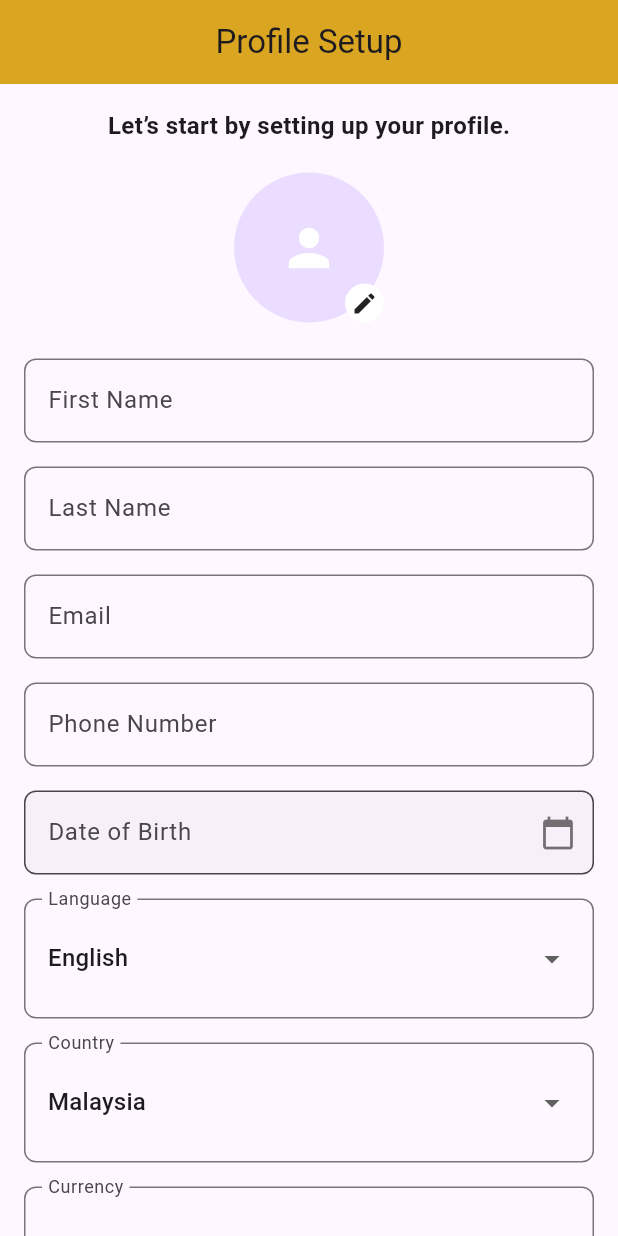
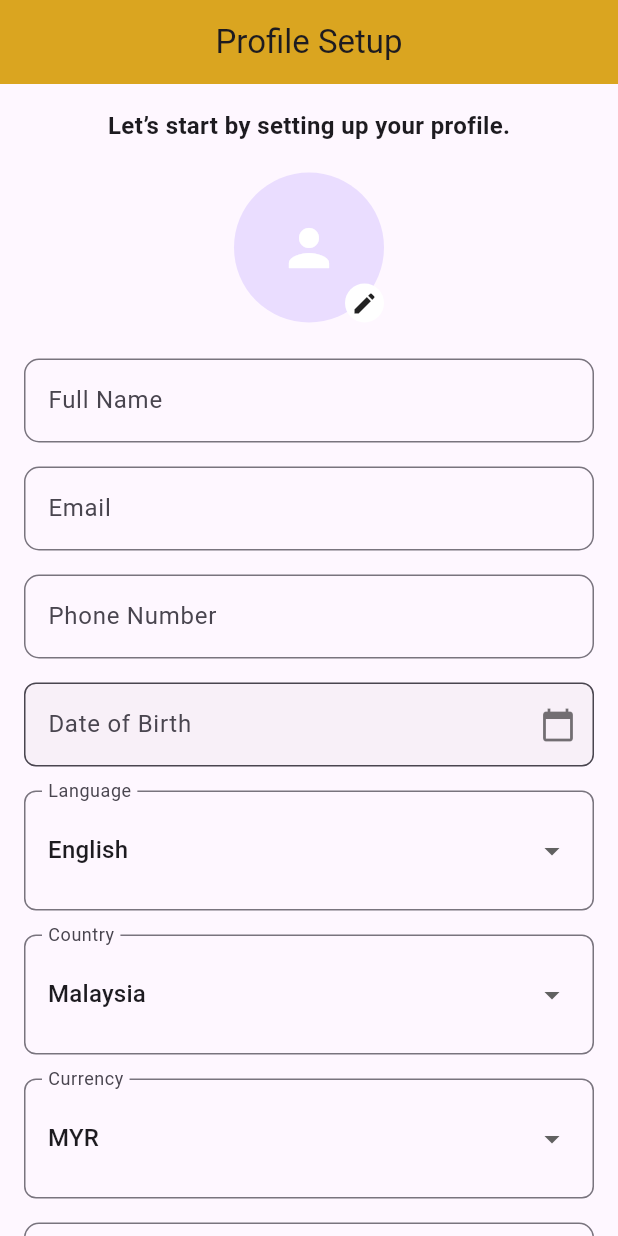
Before and after one commit to luciuswilbert/expenseApp, a Flutter app: the ProfileSetupPage screen opened directly, on a phone screen of 412 x 824 dp. Run offline on Flutter 3.47's test engine with Material 3 defaults, Android fonts, the light colour scheme and no system bars; our stand-ins replace carousel_slider, cloud_firestore, firebase_auth, firebase_core, firebase_storage, google_sign_in and 1 more; accounts and stored records are empty; network calls fail.

Commit message:
Profile Updating DONEEEE

```diff
--- a/lib/pages/login_register/profile_setup_page.dart
+++ b/lib/pages/login_register/profile_setup_page.dart
@@ -38,8 +38,7 @@
   File? _selectedImage;
   String? _googlePhotoUrl;
 
-  final TextEditingController _firstNameController = TextEditingController();
-  final TextEditingController _lastNameController = TextEditingController();
+  final TextEditingController _fullNameController = TextEditingController();
   final TextEditingController _emailController = TextEditingController();
   final TextEditingController _phoneController = TextEditingController();
   final TextEditingController _dobController = TextEditingController();
@@ -57,16 +56,13 @@
     final user = FirebaseAuth.instance.currentUser;
     if (user != null) {
       _emailController.text = user.email ?? '';
-      final nameParts = (user.displayName ?? '').split(' ');
-      _firstNameController.text = nameParts.isNotEmpty ? nameParts.first : '';
-      _lastNameController.text = nameParts.length > 1 ? nameParts.sublist(1).join(' ') : '';
+      _fullNameController.text = user.displayName ?? '';
       _googlePhotoUrl = user.photoURL;
     }
   }
 
   bool _validateInputs() {
-    if (_firstNameController.text.isEmpty ||
-        _lastNameController.text.isEmpty ||
+    if (_fullNameController.text.isEmpty ||
         _emailController.text.isEmpty ||
         _phoneController.text.isEmpty ||
         _dobController.text.isEmpty ||
@@ -81,8 +77,7 @@
 
   Map<String, dynamic> _gatherProfileData() {
     return {
-      "firstName": _firstNameController.text,
-      "lastName": _lastNameController.text,
+      "fullName": _fullNameController.text,
       "email": _emailController.text,
       "phone": _phoneController.text,
       "dob": _dobController.text,
@@ -126,12 +121,13 @@
                 CircleAvatar(
                   radius: 50,
                   backgroundImage: _selectedImage != null
-                    ? FileImage(_selectedImage!)
-                    : null,
-                  child: _selectedImage == null
-                    ? const Icon(Icons.person, size: 40, color: Colors.white)
-                    : null,
-
+                      ? FileImage(_selectedImage!)
+                      : (_googlePhotoUrl != null
+                          ? NetworkImage(_googlePhotoUrl!) as ImageProvider
+                          : null),
+                  child: _selectedImage == null && _googlePhotoUrl == null
+                      ? const Icon(Icons.person, size: 40, color: Colors.white)
+                      : null,
                 ),
                 Positioned(
                   bottom: 0,
@@ -151,8 +147,7 @@
               ],
             ),
             const SizedBox(height: 16),
-            CustomTextField(label: "First Name", controller: _firstNameController),
-            CustomTextField(label: "Last Name", controller: _lastNameController),
+            CustomTextField(label: "Full Name", controller: _fullNameController),
             CustomTextField(label: "Email", controller: _emailController),
             CustomTextField(
               label: "Phone Number",
@@ -196,6 +191,8 @@
 
                     final profileData = _gatherProfileData();
                     profileData['profileImageUrl'] = imageUrl ?? _googlePhotoUrl;
+                    profileData['setupComplete'] = true; // ✅ Add this line
+
 
                     if (user?.email != null) {
                       await FirebaseFirestore.instance
--- a/lib/widgets/custom_text_field.dart
+++ b/lib/widgets/custom_text_field.dart
@@ -4,12 +4,14 @@
   final String label;
   final TextEditingController controller;
   final TextInputType keyboardType;
+  final bool enabled;
 
   const CustomTextField({
     Key? key,
     required this.label,
     required this.controller,
     this.keyboardType = TextInputType.text,
+    this.enabled = true, // ✅ Default to true
   }) : super(key: key);
 
   @override
@@ -19,9 +21,15 @@
       child: TextField(
         controller: controller,
         keyboardType: keyboardType,
+        enabled: enabled, // ✅ Disable input when false
+        style: enabled
+            ? null
+            : const TextStyle(color: Colors.grey), // ✅ Optional greyed-out style
         decoration: InputDecoration(
           labelText: label,
-          border: OutlineInputBorder(borderRadius: BorderRadius.circular(8)),
+          border: OutlineInputBorder(
+            borderRadius: BorderRadius.circular(10),
+          ),
         ),
       ),
     );
```
Also changed, not shown: lib/main.dart (+0 -19 lines), lib/pages/login_register/login_screen.dart (+18 -4 lines), lib/pages/profile/account_info_edit_page.dart (+102 -30 lines), lib/pages/profile/account_info_page.dart (+56 -16 lines), lib/pages/profile/profile_page.dart (+30 -45 lines), lib/providers/google.dart (+0 -11 lines), assets/profile_placeholder.jpg (added).
